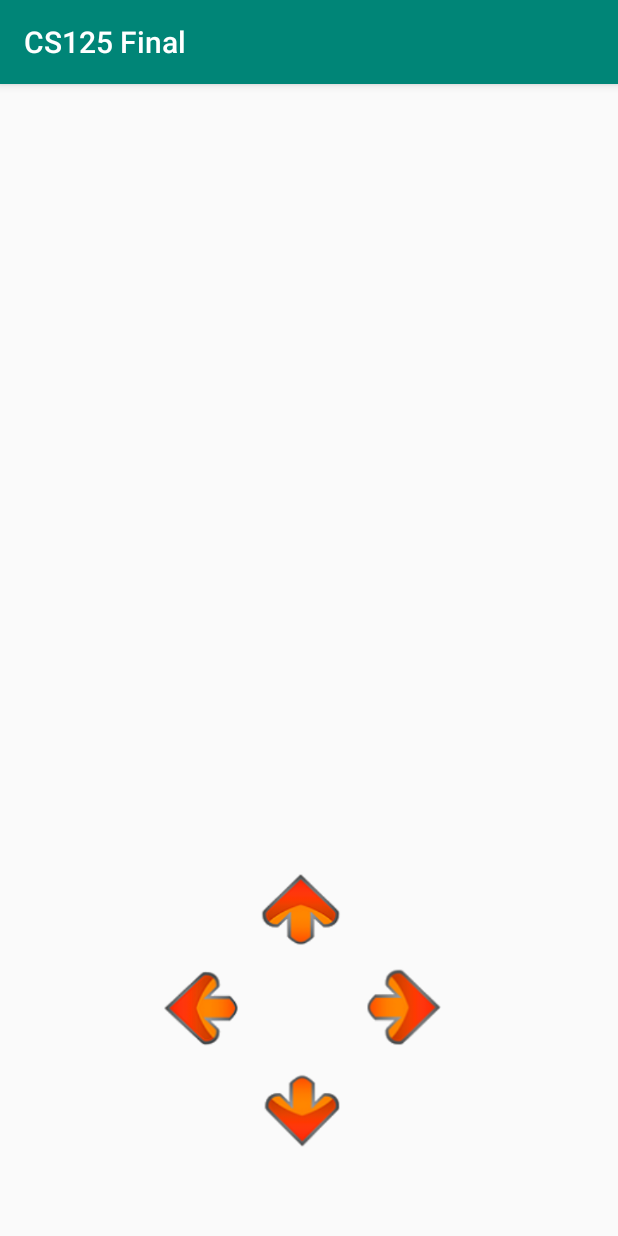
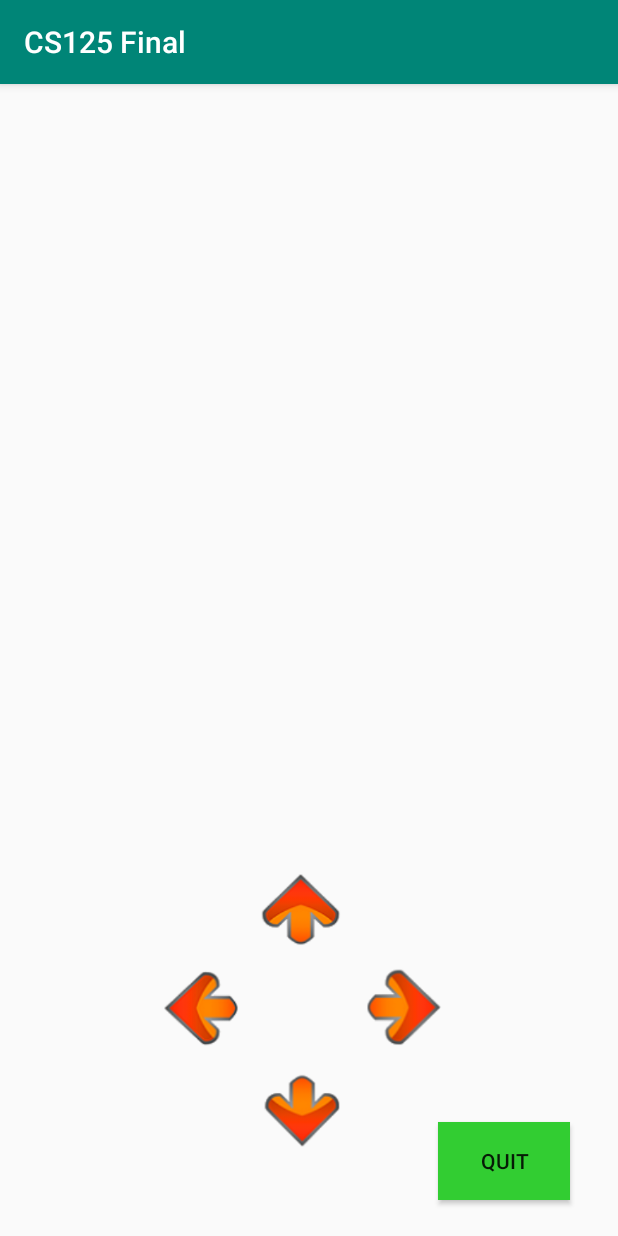
Before and after one commit to geonkim2/CS125Final, an Android app: the screen it shows after launch (GameActivity), after a tap on "FIRST MUSIC", on a phone screen of 412 x 824 dp. Run offline under Robolectric (Android 15) with nearby library versions, the light colour scheme and no system bars.

Commit message:
green button is functional

```diff
--- a/app/src/main/java/com/example/cs125final/GameActivity.java
+++ b/app/src/main/java/com/example/cs125final/GameActivity.java
@@ -6,6 +6,8 @@ import android.support.v7.app.AppCompatActivity;
 import android.os.Bundle;
 import android.widget.Button;
 
+import javax.xml.transform.Result;
+
 /**
  * MediaPlayer ring= MediaPlayer.create(MainActivity.this,R.raw.ring);
  *         ring.start();
@@ -13,6 +15,7 @@ import android.widget.Button;
 public class GameActivity extends AppCompatActivity {
 
     Button down;
+    Button quit;
 
     @Override
     protected void onCreate(Bundle savedInstanceState) {
@@ -23,6 +26,12 @@ public class GameActivity extends AppCompatActivity {
         down = findViewById(R.id.down_button);
         down.setEnabled(true);
         down.setOnClickListener((v) -> nextScreen());
+
+        quit = findViewById(R.id.quit);
+        quit.setEnabled(true);
+        int green = getResources().getColor(R.color.green);
+        quit.setBackgroundColor(green);
+        quit.setOnClickListener((v) -> nextScreen());
 
         // it changes screens after a small delay
         final Handler handler = new Handler();
@@ -36,6 +45,8 @@ public class GameActivity extends AppCompatActivity {
         }, 4000);
     }
     public void nextScreen() {
-        setContentView(R.layout.activity_result);
+        Intent setupIntent = new Intent(this, ResultActivity.class);
+        startActivity(setupIntent);
+        finish();
     }
 }
--- a/app/src/main/java/com/example/cs125final/MainActivity.java
+++ b/app/src/main/java/com/example/cs125final/MainActivity.java
@@ -22,9 +22,6 @@ public class MainActivity extends AppCompatActivity {
     String second = "second";
     String third = "third";
     String fourth = "fourth";
-
-    RelativeLayout mainActivity;
-
 
     @Override
     protected void onCreate(Bundle savedInstanceState) {
--- a/app/src/main/java/com/example/cs125final/ResultActivity.java
+++ b/app/src/main/java/com/example/cs125final/ResultActivity.java
@@ -32,7 +32,6 @@ public class ResultActivity extends AppCompatActivity {
 
         nice = findViewById(R.id.nice);
         score = findViewById(R.id.grade);
-
         wordFantastic = findViewById(R.id.fantastic_word);
         fantasticNumber = findViewById(R.id.fantastic_number);
         wordExcellent = findViewById(R.id.excellent_word);
--- a/app/src/main/res/layout/activity_game.xml
+++ b/app/src/main/res/layout/activity_game.xml
@@ -127,4 +127,15 @@
         app:layout_constraintVertical_bias="1.0"
         app:srcCompat="@android:drawable/editbox_dropdown_dark_frame" />
 
+    <Button
+        android:id="@+id/quit"
+        android:layout_width="wrap_content"
+        android:layout_height="52dp"
+        android:layout_marginEnd="32dp"
+        android:layout_marginRight="32dp"
+        android:layout_marginBottom="24dp"
+        android:text="Quit"
+        app:layout_constraintBottom_toBottomOf="parent"
+        app:layout_constraintEnd_toEndOf="parent" />
+
 </android.support.constraint.ConstraintLayout>
--- a/app/src/main/res/values/colors.xml
+++ b/app/src/main/res/values/colors.xml
@@ -5,4 +5,5 @@
     <color name="colorAccent">#700F70</color>
     <color name="white">#ffffff</color>
     <color name="black">#000000</color>
+    <color name="green">#32CD32</color>
 </resources>
```
